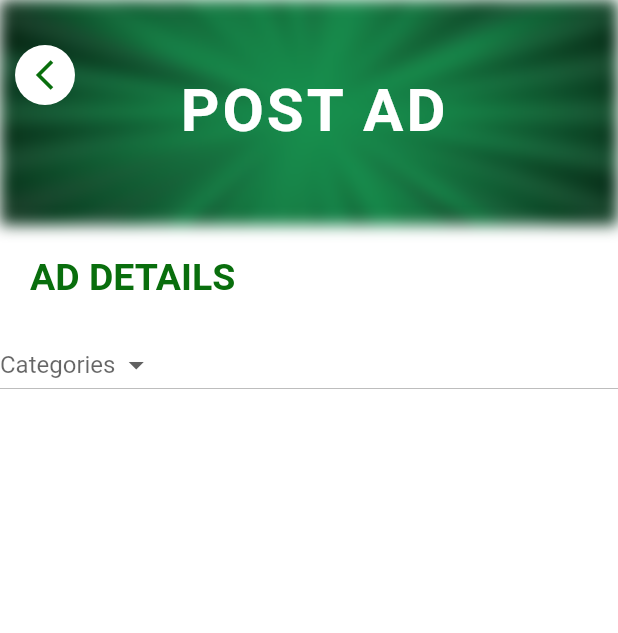
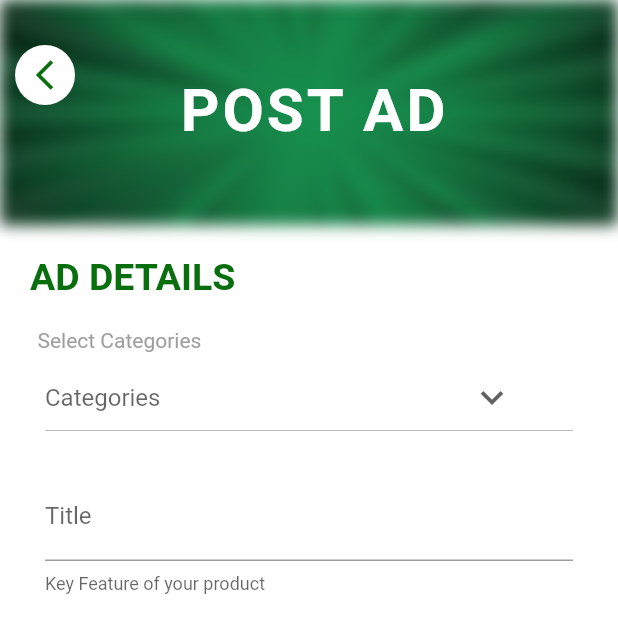
Before and after one commit to IamShahabAlam/Online-Store, a Flutter app: the Post_Product screen opened directly, on a phone screen of 412 x 824 dp. Shown: the top 633 px of the screen. Run offline on Flutter 3.47's test engine with Material 2 defaults, Android fonts, the light colour scheme and no system bars; our stand-ins replace animated_splash_screen, carousel_slider, cloud_firestore, curved_navigation_bar, firebase_auth, firebase_core and 3 more; missing offline and left inert: clippy_flutter, comment_box, favorite_button, pimp_my_button; accounts and stored records are empty.

Commit message:
Initial Commit

```diff
--- a/lib/screens/admin.dart
+++ b/lib/screens/admin.dart
@@ -177,10 +177,10 @@ class _AdminState extends State<Admin> {
             ),
 
             HomeBtn(
-              heightB: 0.055,
-              widthB: 0.35,
+              heightB: 0.06,
+              widthB: 0.38,
               name: "Post Ad",
-              t_margin: 0.04,
+              t_margin: 0.045,
               onpressed:  (){ Navigator.push(context, MaterialPageRoute(builder: (context) => Post_Product(), ));},
               lastClr: kactiveCardColor,
               firstClr: kBMRactiveCardColor,
--- a/lib/screens/post_product.dart
+++ b/lib/screens/post_product.dart
@@ -15,7 +15,7 @@ class _Post_ProductState extends State<Post_Product> {
   String dropdownValue;
 
   var items = [
-    "Fashion", "Electronics" , "Mobiles" , "Bikes" , "Pets" , "others"
+    "Fashion", "Electronics" , "Mobiles" , "Bikes" , "Pets" , "Others"
   ];
 
   @override
@@ -27,7 +27,8 @@ class _Post_ProductState extends State<Post_Product> {
     return Scaffold(
       backgroundColor: kBG,
       body:
-      Column( crossAxisAlignment: CrossAxisAlignment.stretch,
+      SingleChildScrollView(
+        child: Column( crossAxisAlignment: CrossAxisAlignment.stretch,
           children: [
 // ===============================  Cover =========================================
             Stack(
@@ -74,15 +75,29 @@ class _Post_ProductState extends State<Post_Product> {
             ),
 
 // ================================  Fields ========================================
-// Title
+// Ad Details
             Container(
               margin: const EdgeInsets.symmetric(vertical: 20.0 ,horizontal: 20.0),
               child: Text("Ad Details".toUpperCase() ,textAlign: TextAlign.left ,style: TextStyle(color: kBMRactiveCardColor, fontSize: 25.0 , fontWeight: FontWeight.bold), ),
             ),
 
-          DropdownButton(
+// Categories
+
+          Container(
+            margin: EdgeInsets.only(left: 25.0),
+            child: Text("Select Categories" , style: TextStyle(color: Colors.grey , fontSize: 14.0),) ,),
+
+            Padding(
+              padding: const EdgeInsets.symmetric(horizontal:30.0),
+              child: DropdownButton(
+
+                dropdownColor: kBMRactiveCardColor,
+                disabledHint: Text("Select Categories"),
+                itemHeight: 60.0,
+                icon: Icon(Icons.keyboard_arrow_down),
+                iconSize: 30.0,
                 value: dropdownValue,
-            hint: Text("Categories"),
+                hint: Container(margin: EdgeInsets.only(right: _w*0.5), child: Text("Categories")),
                 items: items.map((String items) {
                   return DropdownMenuItem(
                     value: items,
@@ -94,9 +109,20 @@ class _Post_ProductState extends State<Post_Product> {
                   });
                 },
               ),
+            ),
 
+// Title
+            Container(
+              padding: EdgeInsets.symmetric(horizontal: 30.0 ,vertical: 20.0),
+              child: TextField(
+                decoration: InputDecoration(
+                  helperText: "Key Feature of your product",
+                  hintText: "Ad Title",
+                  labelText: "Title",
 
-
+                ),
+              ),
+            ),
 // ================================ X  ========================================
 // ================================  X ========================================
 // ================================  X ========================================
@@ -104,6 +130,7 @@ class _Post_ProductState extends State<Post_Product> {
 
           ],
         ),
+      ),
     );
   }
 }
```
Lines whose indentation alone changed are shown as unchanged.
